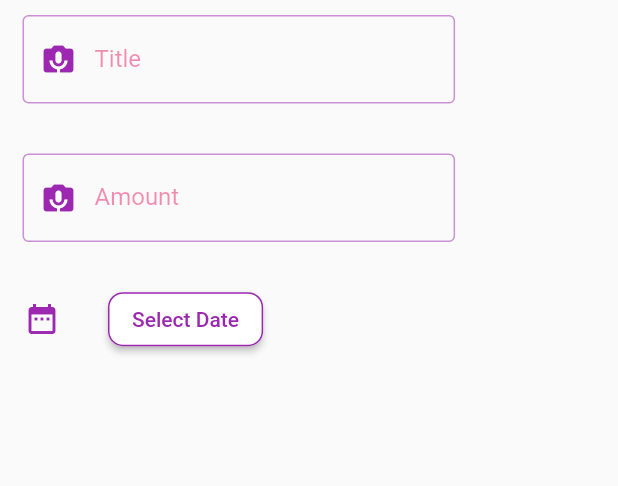
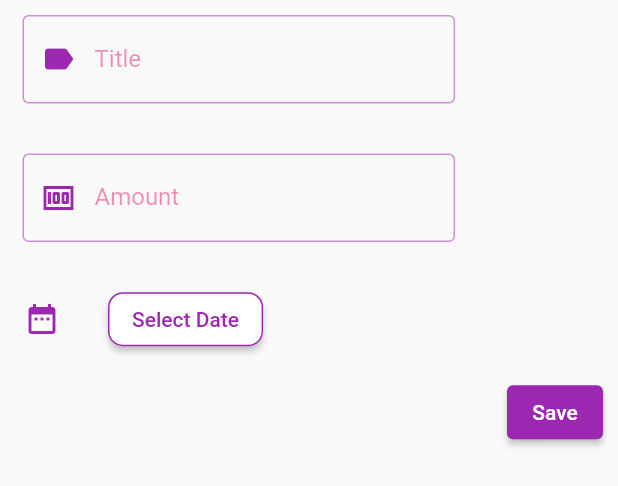
Before and after one commit to L3AZH/responsive_and_adaptive_app, a Flutter app: the AddTransactionModalBottomSheet widget shown alone on an empty page, opened directly, on a phone screen of 412 x 824 dp. Shown: the top 486 px of the screen. Run offline on Flutter 3.47's test engine with Material 2 defaults, Android fonts, the phone set to English and light mode, and no system bars; our stand-ins replace sqflite; accounts and stored records are empty.

Commit message:
fix bug text form field

```diff
--- a/lib/ui/widget/AddTransactionModalBottomSheet.dart
+++ b/lib/ui/widget/AddTransactionModalBottomSheet.dart
@@ -10,14 +10,28 @@ class AddTransactionModalBottomSheet extends StatefulWidget {
 
 class _AddTransactionModalBottomSheet
     extends State<AddTransactionModalBottomSheet> {
+
+
+  final _titleTextFormField = CustomTextFormField(
+    hint: "Title",
+    icon: Icons.label,
+  );
+
+  final _amountTextFormField = CustomTextFormField(
+    hint: "Amount",
+    icon: Icons.money,
+  );
+
   @override
   Widget build(BuildContext context) {
-    final _size = MediaQuery.of(context).size;
+    final _size = MediaQuery
+        .of(context)
+        .size;
     return Container(
         width: _size.width,
-        height: _size.height * 0.5,
+        height: _size.height * 0.8,
         decoration:
-            BoxDecoration(borderRadius: BorderRadius.all(Radius.circular(40))),
+        BoxDecoration(borderRadius: BorderRadius.all(Radius.circular(40))),
         child: SingleChildScrollView(
           child: Column(
             crossAxisAlignment: CrossAxisAlignment.start,
@@ -26,19 +40,31 @@ class _AddTransactionModalBottomSheet
                 margin: EdgeInsets.fromLTRB(15, 10, 0, 0),
                 width: _size.width * 0.7,
                 height: _size.height * 0.5 * 0.2,
-                child: CustomTextFormField(
-                  hint: "Title",
-                  icon: Icons.perm_camera_mic,
-                ),
+                child: _titleTextFormField,
+                // child: CustomTextFormField(
+                //   hint: "title",
+                //   icon: Icon(Icons.label),
+                // )
+                /// Tai sao khong khai bao nhu kieu tren ma phai viet 1 bien
+                /// tren class r ms dung o build, co 2 ly do:
+                /// - ly do thu nhat:
+                /// Khi khao bao bien nhu tren ta co the truy cap bien keyForm
+                /// da duoc viet trong lop CustomTextFormField de validation khi
+                /// nhan nut trong button => xem lab_manager de hieu them
+                /// - ly do thu hai:
+                /// Khai bao nhu tren cmt se xay ra loi sau, keyboard xuat hien
+                /// r bien mat, text se bi clear khi nhap xong, tai sao ?
+                /// vi khi ta dung GlobalKey<FormState> va dung chung vs
+                /// StatelessWidget => khi t nhap du lieu vao state thay doi =>
+                /// widget se build lai => clear text, khi t khoi t 1 bien roi
+                /// ms dung => GlobalKey<FormState> se khong dc tao moi ms khi
+                /// build lai => state thay doi nhung van du nguyen dc du lieu cu
               ),
               Container(
                 margin: EdgeInsets.fromLTRB(15, 10, 0, 0),
                 width: _size.width * 0.7,
                 height: _size.height * 0.5 * 0.2,
-                child: CustomTextFormField(
-                  hint: "Amount",
-                  icon: Icons.perm_camera_mic,
-                ),
+                child: _amountTextFormField,
               ),
               ListTile(
                 leading: Icon(
@@ -51,6 +77,22 @@ class _AddTransactionModalBottomSheet
                   ],
                 ),
               ),
+              Row(
+                mainAxisAlignment: MainAxisAlignment.end,
+                children: [
+                  Container(
+                    margin: EdgeInsets.all(10),
+                    child: ElevatedButton(
+                      onPressed: () {},
+                      child: Text("Save"),
+                      style: ButtonStyle(
+                          backgroundColor: MaterialStateProperty.all<Color>(
+                              Colors.purple)
+                      ),
+                    ),
+                  )
+                ],
+              )
             ],
           ),
         ));
@@ -66,7 +108,7 @@ class CustomTextFormField extends StatelessWidget {
     this._iconData = icon;
   }
 
-  final textEditController = TextEditingController();
+  final TextEditingController textEditController = TextEditingController();
   final formKey = GlobalKey<FormState>();
 
   @override
@@ -76,6 +118,7 @@ class CustomTextFormField extends StatelessWidget {
         width: constraint.maxWidth,
         height: constraint.maxHeight,
         child: Form(
+          key: formKey,
           child: TextFormField(
             decoration: InputDecoration(
               labelText: this._hint,
@@ -84,7 +127,7 @@ class CustomTextFormField extends StatelessWidget {
                   borderSide: BorderSide(color: Colors.grey)),
               enabledBorder: OutlineInputBorder(
                   borderSide:
-                      BorderSide(color: Colors.purple.withOpacity(0.5))),
+                  BorderSide(color: Colors.purple.withOpacity(0.5))),
               focusedBorder: OutlineInputBorder(
                   borderSide: BorderSide(color: Colors.purple, width: 2)),
               prefixIcon: Icon(
@@ -93,7 +136,7 @@ class CustomTextFormField extends StatelessWidget {
               ),
             ),
             style: TextStyle(color: Colors.purple),
-            controller: textEditController,
+            controller: this.textEditController,
             validator: (value) {
               if (value == null || value.isEmpty) {
                 return "Please full fill information";
```
